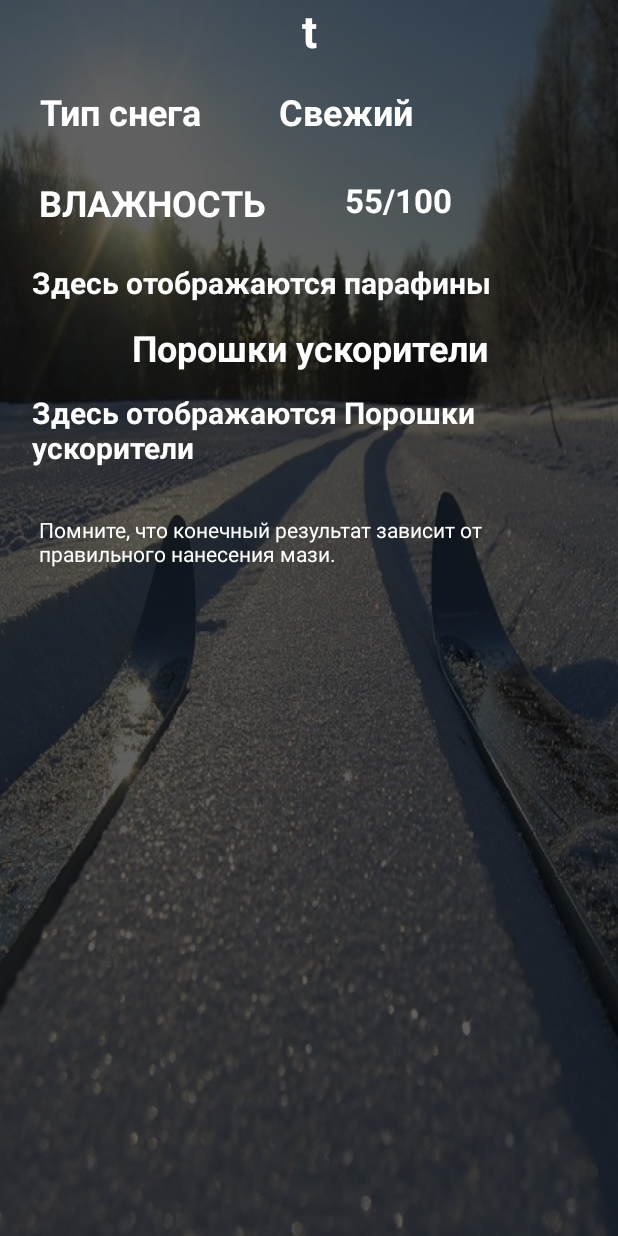
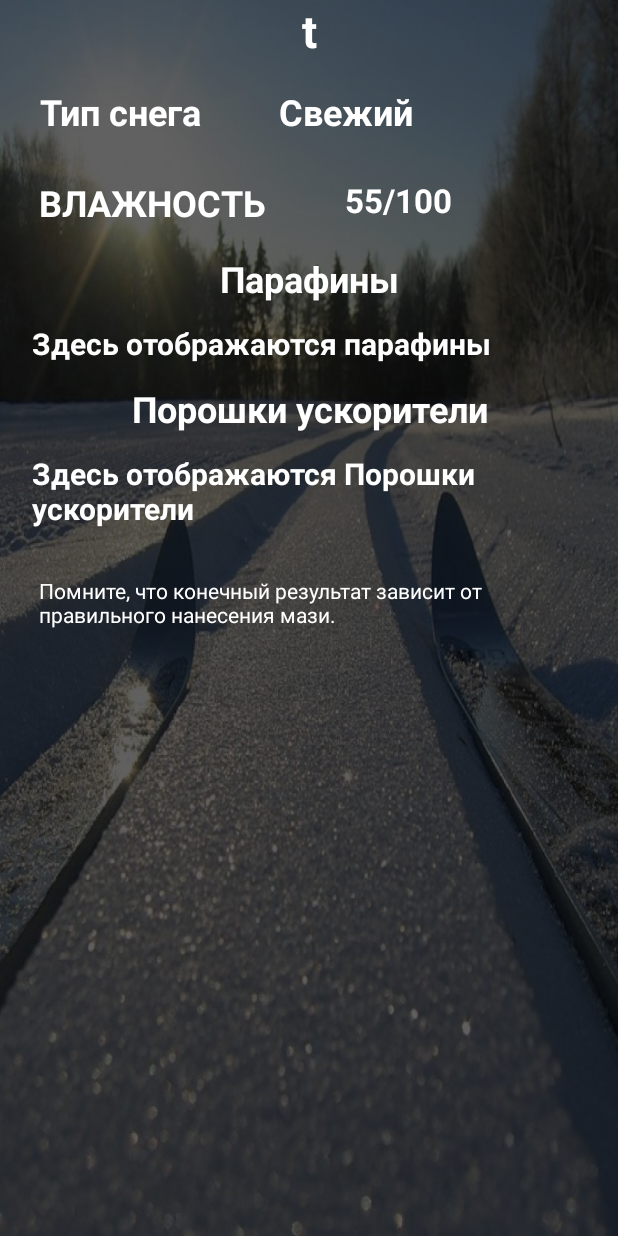
Before and after one commit to DmiriiKalugin/SkiFoercaster, an Android app: the layout activity_fresh.xml on its own in the app's theme, with its tools: preview values and no code run, on a phone screen of 412 x 824 dp. Run offline under Robolectric (Android 15) with nearby library versions, the phone set to English and light mode, and no system bars.

Commit message:
create checks entered by the user and output the desired content

```diff
--- a/app/src/main/java/ru/dkalugin/ski_forecaster/condition/Arcificial.java
+++ b/app/src/main/java/ru/dkalugin/ski_forecaster/condition/Arcificial.java
@@ -31,9 +31,13 @@ public class Arcificial extends AppCompatActivity {
 
         int t =  Integer.parseInt (temperature);
 
+        TextView humidity = (TextView) findViewById(R.id.humidity_2_arcificial);
         TextView paraphin = (TextView) findViewById(R.id.paraphin_arcificial);
         TextView powers_accelerator = (TextView) findViewById(R.id.powders_accelerators_2_arcificial);
 
+        if (t <=-18 && t >=-35){
+            humidity.setText(getString(R.string.forty_five_ninety));
+        }
 
         if (t > 5 && t <= 10){
             paraphin.setText(getString(R.string.paraphins_arcificial_plus_6_10));
--- a/app/src/main/java/ru/dkalugin/ski_forecaster/condition/Crude.java
+++ b/app/src/main/java/ru/dkalugin/ski_forecaster/condition/Crude.java
@@ -31,9 +31,14 @@ public class Crude extends AppCompatActivity {
 
         int t =  Integer.parseInt (temperature);
 
+        TextView humidity = (TextView) findViewById(R.id.humidity_2_crude);
         TextView paraphin = (TextView) findViewById(R.id.paraphin_crude);
         TextView powers_accelerator = (TextView) findViewById(R.id.powders_accelerators_2_crude);
 
+
+        if (t <=-18 && t >=-35){
+            humidity.setText(getString(R.string.forty_five_ninety));
+        }
 
         if (t > 5 && t <= 10){
             paraphin.setText(getString(R.string.paraphins_crude_plus_6_10));
--- a/app/src/main/java/ru/dkalugin/ski_forecaster/condition/Fresh.java
+++ b/app/src/main/java/ru/dkalugin/ski_forecaster/condition/Fresh.java
@@ -33,9 +33,13 @@ public class Fresh extends AppCompatActivity {
 
         int t =  Integer.parseInt (temperature);
 
+        TextView humidity = (TextView) findViewById(R.id.humidity_2_fresh);
         TextView paraphin = (TextView) findViewById(R.id.paraphin_fresh);
         TextView powers_accelerator = (TextView) findViewById(R.id.powders_accelerators_2_fresh);
 
+        if (t <=-18 && t >=-35){
+            humidity.setText(getString(R.string.forty_five_ninety));
+        }
 
         if (t > 5 && t <= 10){
             paraphin.setText(getString(R.string.paraphins_fresh_plus_6_10));
--- a/app/src/main/java/ru/dkalugin/ski_forecaster/condition/Old.java
+++ b/app/src/main/java/ru/dkalugin/ski_forecaster/condition/Old.java
@@ -31,9 +31,14 @@ public class Old extends AppCompatActivity {
 
         int t =  Integer.parseInt (temperature);
 
+        TextView humidity = (TextView) findViewById(R.id.humidity_2_old);
         TextView paraphin = (TextView) findViewById(R.id.paraphin_old);
         TextView powers_accelerator = (TextView) findViewById(R.id.powders_accelerators_2_old);
 
+
+        if (t <=-18 && t >=-35){
+            humidity.setText(getString(R.string.forty_five_ninety));
+        }
 
         if (t > 5 && t <= 10){
             paraphin.setText(getString(R.string.paraphins_old_plus_6_10));
--- a/app/src/main/res/layout/activity_fresh.xml
+++ b/app/src/main/res/layout/activity_fresh.xml
@@ -51,6 +51,23 @@
                 app:layout_constraintTop_toBottomOf="@+id/text_type_fresh" />
 
             <TextView
+                android:id="@+id/paraphins"
+                android:layout_width="match_parent"
+                android:layout_height="wrap_content"
+                android:layout_marginStart="16dp"
+                android:layout_marginTop="8dp"
+                android:layout_marginEnd="16dp"
+                android:text="@string/paraphins"
+                android:textAlignment="center"
+                android:textColor="@color/colorPrimaryWhite"
+                android:textSize="24sp"
+                android:textStyle="bold"
+                app:layout_constraintEnd_toEndOf="parent"
+                app:layout_constraintHorizontal_bias="0.0"
+                app:layout_constraintStart_toStartOf="parent"
+                app:layout_constraintTop_toBottomOf="@+id/humidity_fresh" />
+
+            <TextView
                 android:id="@+id/paraphin_fresh"
                 android:layout_width="match_parent"
                 android:layout_height="wrap_content"
@@ -64,9 +81,9 @@
                 android:textSize="20sp"
                 android:textStyle="bold"
                 app:layout_constraintEnd_toEndOf="parent"
-                app:layout_constraintHorizontal_bias="0.0"
+                app:layout_constraintHorizontal_bias="1.0"
                 app:layout_constraintStart_toStartOf="parent"
-                app:layout_constraintTop_toBottomOf="@+id/humidity_fresh" />
+                app:layout_constraintTop_toBottomOf="@+id/paraphins" />
 
             <TextView
                 android:id="@+id/powders_accelerators_fresh"
--- a/app/src/main/res/values/strings.xml
+++ b/app/src/main/res/values/strings.xml
@@ -15,6 +15,7 @@
     <string name="colon">:</string>
     <string name="humidity">Влажность</string>
     <string name="fifty_five_hundred">55/100</string>
+    <string name="forty_five_ninety">45/90+</string>
     <string name="footnote">Помните, что конечный результат зависит от правильного нанесения мази.</string>
     <string name="powders_accelerators">Порошки ускорители</string>
     <string name="powders_accelerators_default">Здесь отображаются  Порошки ускорители</string>
@@ -205,13 +206,13 @@
 
     <!--Powers accelerators -3 -->
     <string name="powders_accelerators_fresh_minus_3">
-      1. SWIX FC7X (+2-6) \n 2. RexTK245 (+5-5) \n 3. VAUHTI F108 (+1-15) ускоритель 4. SKI GO C 105 (+1-15)
+      1. SWIX FC7X (+2-6) \n 2. RexTK245 (+5-5) \n 3. VAUHTI F108 (+1-15) ускоритель \n 4. SKI GO C 105 (+1-15)
     </string>
     <string name="powders_accelerators_old_minus_3">
         1. SWIX FC7X (+2-6) \n 2. START HF5 (+5-3) \n 3. Rex TK28 (-2-8) \n 4. SKI GO (+5-5)
     </string>
     <string name="powders_accelerators_crude_minus_3">
-       1. Rex TK245 (+5-5) \n 2. SWIXFC78 (+10-10) \n 3. Rex NAGANO (+3-3) ускоритель \n 4. START SFR 99 (+9-9)
+      1. Rex TK245 (+5-5) \n 2. SWIXFC6X (-1-10) \n 3. TOKO JetStream (+10-4) \n 4. START SFR 99 (+9-9)
     </string>
     <string name="powders_accelerators_arcificial_minus_3">
         1. SWIX FC7X (+2-6) \n 2. SKI GO (+10-6) \n 3. VAUHTI Carbon HF C15 (0-6) \n 4. START FHF7 (-1-5)
```
Also changed, not shown: app/src/main/res/layout/activity_arcificial.xml (+17 -0 lines), app/src/main/res/layout/activity_crude.xml (+19 -2 lines), app/src/main/res/layout/activity_old.xml (+17 -0 lines).
